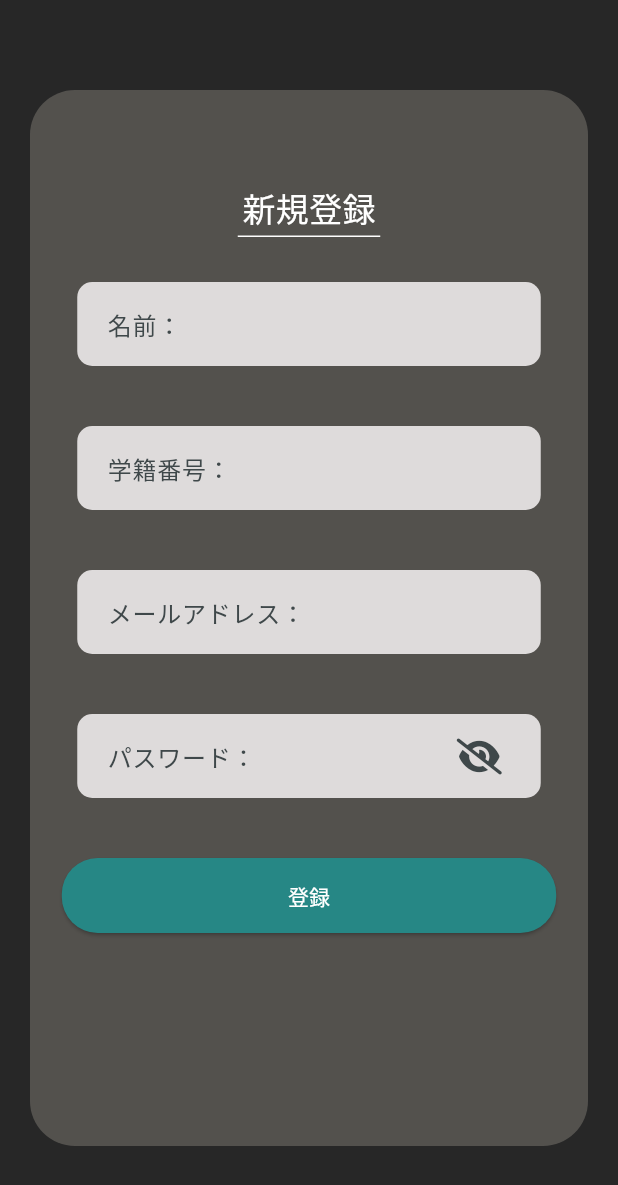
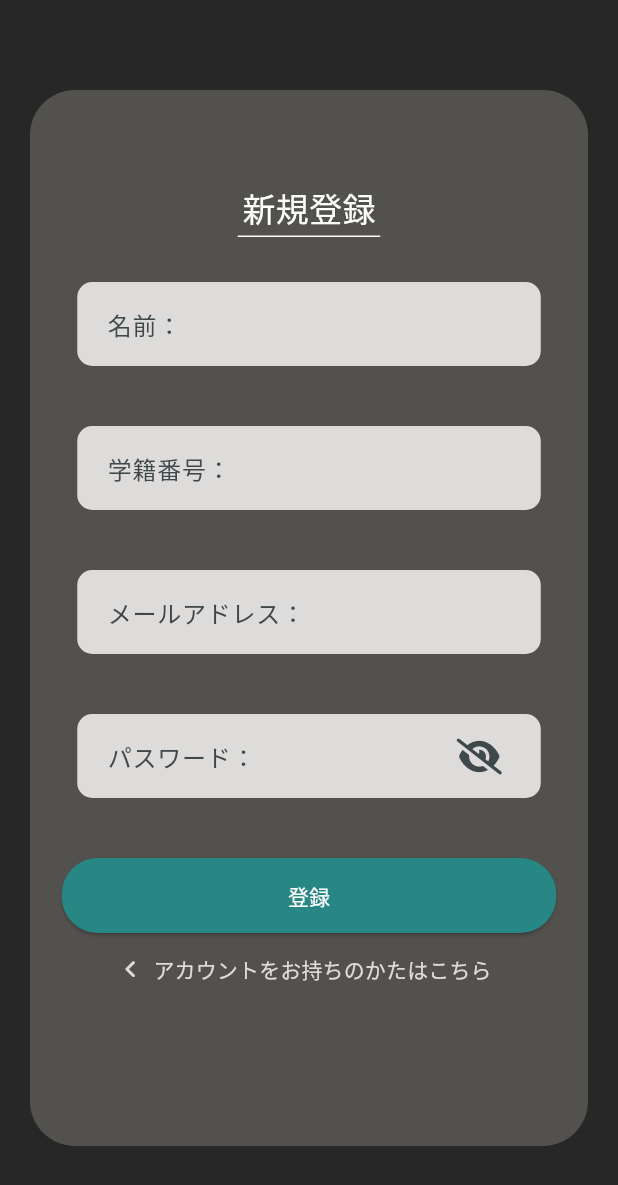
Before and after one commit to Fuuma0000/smart_handagote, a Flutter app: the screen it shows after launch, after a tap on "新規登録はこちら", on a phone screen of 412 x 824 dp. Shown: the top 1185 px of the screen. Run offline on Flutter 3.47's test engine with Material 2 defaults, Android fonts, the phone set to English and light mode, and no system bars; our stand-ins replace animated_notch_bottom_bar, cloud_firestore, firebase_auth, firebase_core, firebase_messaging, flutter_local_notifications and 2 more; accounts and stored records are empty.

Commit message:
[add]新規登録にページ遷移ボタンを追加した

```diff
--- a/lib/view/sign_in_page.dart
+++ b/lib/view/sign_in_page.dart
@@ -54,7 +54,7 @@ class _SignInPageState extends State<SignInPage> {
                     _inputWidget(_passwordController, 'パスワード：', true),
                     const SizedBox(height: 60),
                     // 登録ボタン
-                    Container(
+                    SizedBox(
                       width: MediaQuery.of(context).size.width * 0.8,
                       child: ElevatedButton(
                         onPressed: () {},
--- a/lib/view/sign_up_page.dart
+++ b/lib/view/sign_up_page.dart
@@ -2,6 +2,7 @@ import 'package:flutter/material.dart';
 import 'package:firebase_auth/firebase_auth.dart';
 import 'package:font_awesome_flutter/font_awesome_flutter.dart';
 import 'package:shared_preferences/shared_preferences.dart';
+import 'package:smart_handagote/view/sign_in_page.dart';
 import 'package:smart_handagote/view/test_reservation_page.dart';
 
 import '../logic/firebase_helper.dart';
@@ -69,7 +70,6 @@ class _SignUpPageState extends State<SignUpPage> {
         await FirebaseHelper().saveUserInfo(user.uid, _name, _studentId);
         if (!mounted) return;
         func() async {
-          // TODO: ログイン処理
           final User? user = (await FirebaseAuth.instance
                   .signInWithEmailAndPassword(
                       email: _email, password: _password))
@@ -79,8 +79,8 @@ class _SignUpPageState extends State<SignUpPage> {
           prefs.setString('user_id', user!.uid);
 
           print('success');
-          await Navigator.of(context).push(
-              MaterialPageRoute(builder: (context) => TestReservationPage()));
+          await Navigator.of(context).push(MaterialPageRoute(
+              builder: (context) => const TestReservationPage()));
         }
 
         DialogHelper.showCustomDialog(
@@ -170,6 +170,22 @@ class _SignUpPageState extends State<SignUpPage> {
                                 style: TextStyle(color: Colors.white)),
                       ),
                     ),
+                    // ログインはこちら
+                    TextButton.icon(
+                        onPressed: () {
+                          Navigator.push(
+                              context,
+                              MaterialPageRoute(
+                                  builder: (context) => const SignInPage()));
+                        },
+                        icon: const Icon(
+                          FontAwesomeIcons.angleLeft,
+                          color: Constant.lightGray,
+                          size: 14,
+                        ),
+                        label: const Text('アカウントをお持ちのかたはこちら',
+                            style: TextStyle(
+                                color: Constant.lightGray, fontSize: 14))),
                   ],
                 ),
               ),
```
